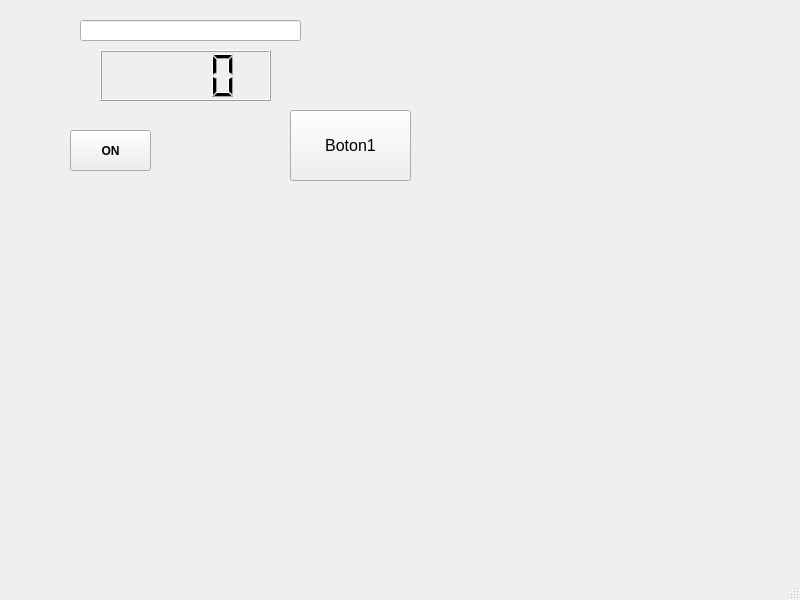
Before: the Qt Designer form mainwindow.ui in MrXing551/compu3, drawn with Qt 5.
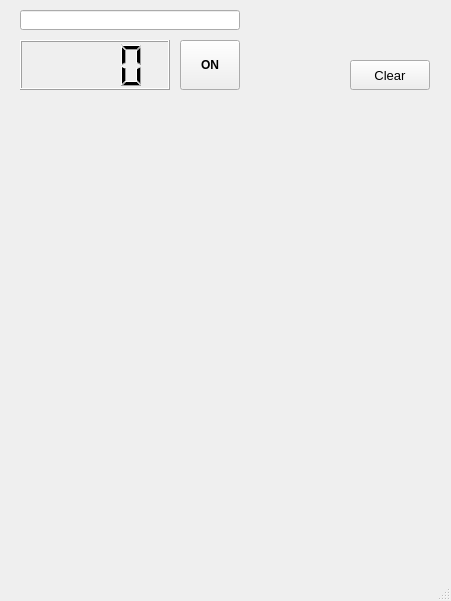
After: the same form once the commit is applied.

The edit to the form file:
```diff
--- a/mainwindow.ui
+++ b/mainwindow.ui
@@ -6,8 +6,8 @@
    <rect>
     <x>0</x>
     <y>0</y>
-    <width>800</width>
-    <height>600</height>
+    <width>451</width>
+    <height>601</height>
    </rect>
   </property>
   <property name="windowTitle">
@@ -17,10 +17,10 @@
    <widget class="QPushButton" name="pushButton">
     <property name="geometry">
      <rect>
-      <x>70</x>
-      <y>130</y>
-      <width>81</width>
-      <height>41</height>
+      <x>180</x>
+      <y>40</y>
+      <width>60</width>
+      <height>50</height>
      </rect>
     </property>
     <property name="font">
@@ -36,44 +36,54 @@
    <widget class="QPushButton" name="pushButton_2">
     <property name="geometry">
      <rect>
-      <x>290</x>
-      <y>110</y>
-      <width>121</width>
-      <height>71</height>
+      <x>350</x>
+      <y>60</y>
+      <width>80</width>
+      <height>30</height>
      </rect>
     </property>
     <property name="font">
      <font>
-      <pointsize>12</pointsize>
+      <pointsize>10</pointsize>
      </font>
     </property>
     <property name="text">
-     <string>Boton1</string>
+     <string>Clear</string>
     </property>
    </widget>
    <widget class="QLineEdit" name="lineEdit">
     <property name="geometry">
      <rect>
-      <x>80</x>
-      <y>20</y>
-      <width>221</width>
-      <height>21</height>
+      <x>20</x>
+      <y>10</y>
+      <width>220</width>
+      <height>20</height>
      </rect>
     </property>
    </widget>
    <widget class="QLCDNumber" name="lcdNumber">
     <property name="geometry">
      <rect>
-      <x>100</x>
-      <y>50</y>
-      <width>171</width>
-      <height>51</height>
+      <x>20</x>
+      <y>40</y>
+      <width>150</width>
+      <height>50</height>
      </rect>
     </property>
     <property name="digitCount">
      <number>4</number>
     </property>
    </widget>
+   <widget class="QWidget" name="widget" native="true">
+    <property name="geometry">
+     <rect>
+      <x>20</x>
+      <y>120</y>
+      <width>411</width>
+      <height>411</height>
+     </rect>
+    </property>
+   </widget>
   </widget>
   <widget class="QMenuBar" name="menubar">
    <property name="geometry">
```
Left out of the diff: 2 changed lines with no effect on the pictures.
